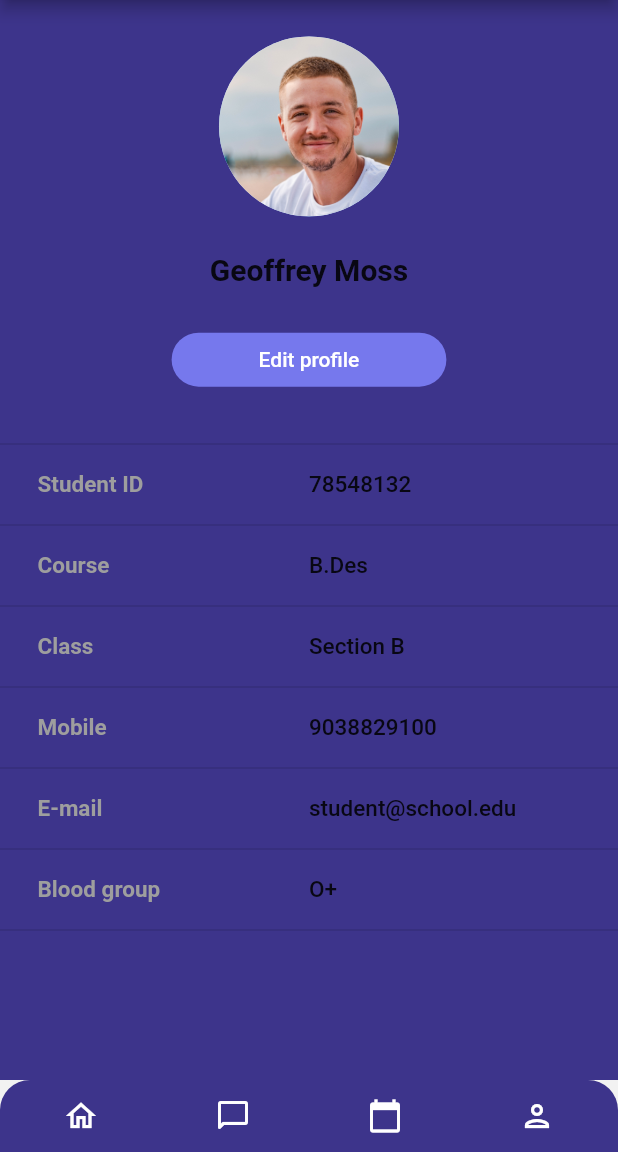
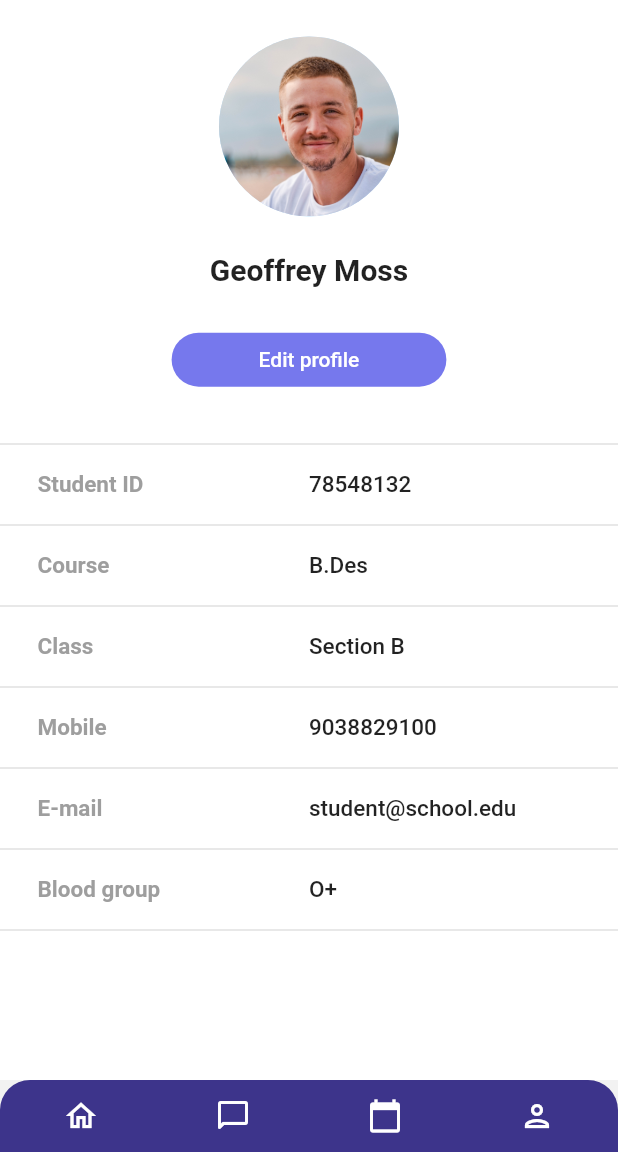
Before and after one commit to intecc-services/edtech_app_demo, a Flutter app: the Profile screen opened directly, on a phone screen of 412 x 824 dp, the part 84-1236 px from its top. Run offline on Flutter 3.47's test engine with Material 2 defaults, Android fonts, the phone set to English and light mode, and no system bars.

Commit message:
fixed profile theme

```diff
--- a/lib/main.dart
+++ b/lib/main.dart
@@ -1,4 +1,4 @@
-import 'package:edtech_app_demo/chat/Conversation.dart';
+import 'package:edtech_app_demo/profile.dart';
 import 'package:edtech_app_demo/theme_data.dart';
 import 'package:flutter/material.dart';
 
@@ -10,7 +10,7 @@ class edtech_app extends StatelessWidget {
   Widget build(BuildContext context) {
     return MaterialApp(
       theme: customTheme,
-      home: Conversation(),
+      home: Profile(),
     );
   }
 }
--- a/lib/profile.dart
+++ b/lib/profile.dart
@@ -8,10 +8,13 @@ class Profile extends StatelessWidget {
     return Scaffold(
       drawer: NavBar(),
       appBar: AppBar(
+        elevation: 0,
         centerTitle: true,
         title: Text('Profile'),
       ),
-      body: Column(
+      body: Container(
+        color: Colors.white,
+        child: Column(
           children: [
             //first expanded to contain circle avatar, name and button
             Expanded(
@@ -37,7 +40,8 @@ class Profile extends StatelessWidget {
                     ),
                     onPressed: () {},
                     child: const Padding(
-                    padding: EdgeInsets.symmetric(vertical: 0, horizontal: 50),
+                      padding:
+                          EdgeInsets.symmetric(vertical: 0, horizontal: 50),
                       child: Text(
                         'Edit profile',
                         style: TextStyle(color: Colors.white),
@@ -52,8 +56,7 @@ class Profile extends StatelessWidget {
             //
             Expanded(
               flex: 6,
-            child: Column(
-              //Both div and textRow are defined below.
+              child: ListView(
                 children: [
                   Div(),
                   textRow(category: 'Student ID', answer: '78548132'),
@@ -75,6 +78,7 @@ class Profile extends StatelessWidget {
               ),
             ),
           ],
+        ),
       ),
       bottomNavigationBar: Bottom_Bar(), //defined in bottom_bar.dart
     );
```
Lines whose indentation alone changed are shown as unchanged.
